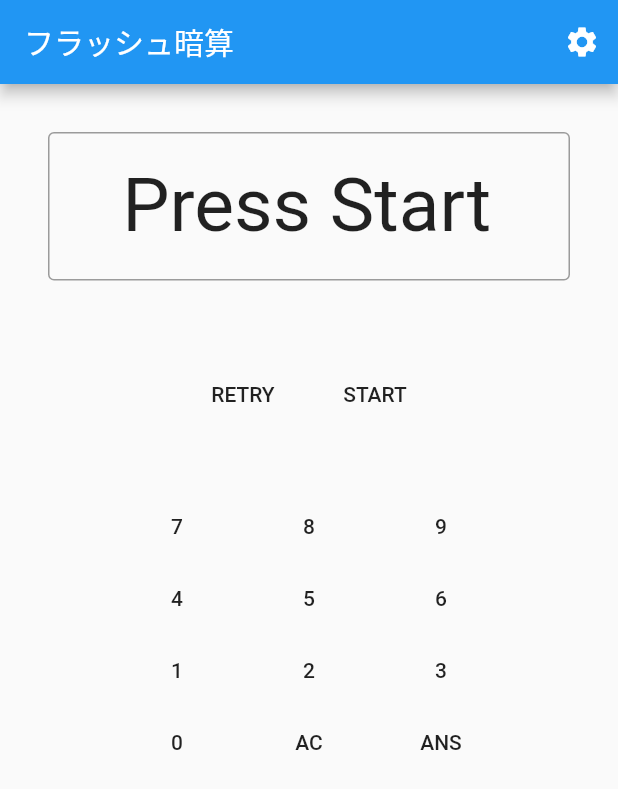
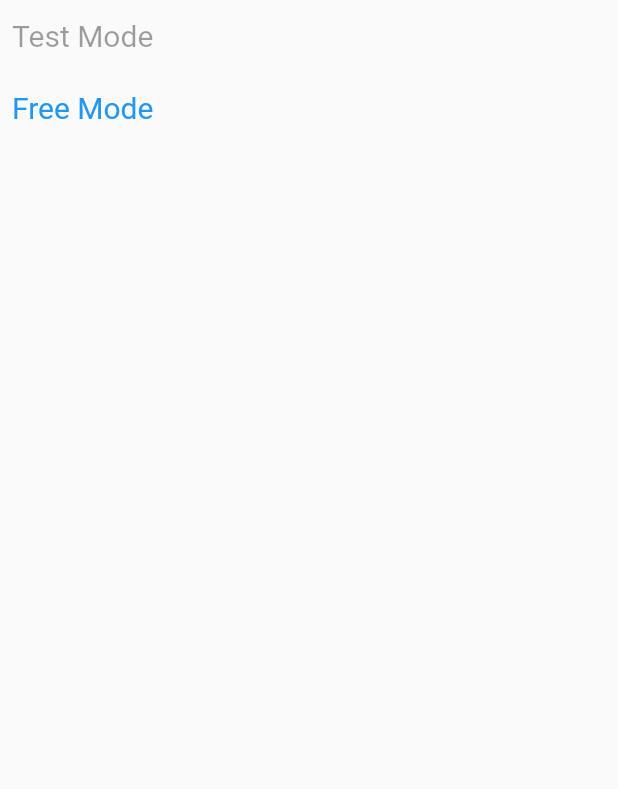
Before and after one commit to 156fllow/flash_mental_arithmetic, a Flutter app: the screen it shows after launch, on a phone screen of 412 x 824 dp. Shown: the top 789 px of the screen. Run offline on Flutter 3.47's test engine with Material 2 defaults, Android fonts, the phone set to English and light mode, and no system bars; our stand-ins replace shared_preferences.

Commit message:
implements toppage

```diff
--- a/lib/main.dart
+++ b/lib/main.dart
@@ -52,10 +52,48 @@ class MyHomePage extends StatefulWidget {
   final String title;
 
   @override
-  _MyHomePageState createState() => _MyHomePageState();
+  _TopPage createState() => _TopPage();
 }
 
-class _MyHomePageState extends State<MyHomePage> {
+class _TopPage extends State<MyHomePage>{
+  void initState(){
+    super.initState();
+  }
+  Widget build(BuildContext context){
+    return Scaffold(
+      body: Column(
+        mainAxisSize: MainAxisSize.min,
+        children: <Widget>[
+        TextButton(
+          style: TextButton.styleFrom(
+            textStyle: const TextStyle(fontSize: 20),
+          ),
+          onPressed: null,
+          child: const Text('Test Mode'),
+        ),
+        TextButton(
+          style: TextButton.styleFrom(
+            textStyle: const TextStyle(fontSize: 20),
+          ),
+          onPressed: (){
+            Navigator.push(context,MaterialPageRoute(builder: (context) => FreeModePageState(title:widget.title)));
+          },
+          child: const Text('Free Mode'),
+        )
+      ]),
+    );
+  }
+}
+
+class FreeModePageState extends StatefulWidget{
+  FreeModePageState({Key key,this.title}) : super(key: key);
+
+  final String title;
+  _FreeModePageState createState() => _FreeModePageState();
+
+}
+
+class _FreeModePageState extends State<FreeModePageState> {
 
   static String display = 'Press Start';
 
```
